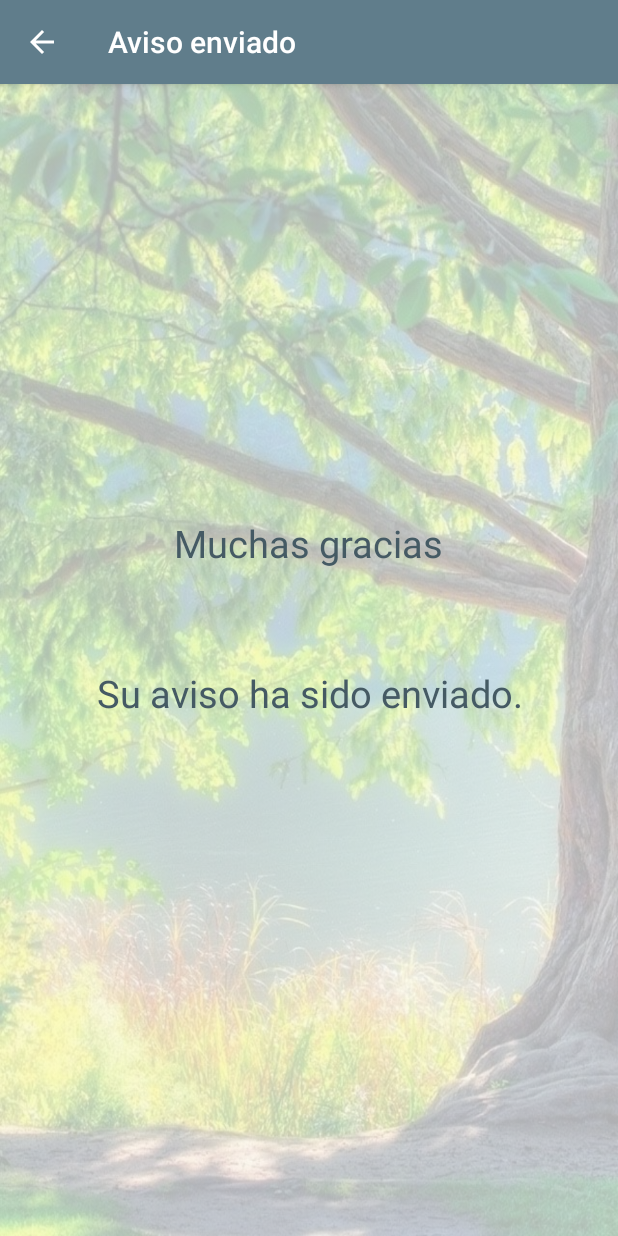
After one commit to Natlum/SaveForest, an Android app: the FinishAdviceActivity screen opened directly, with no data from a screen before it, on a phone screen of 412 x 824 dp. The commit adds this screen. Run offline under Robolectric (Android 15) with nearby library versions, the phone set to English and light mode, and no system bars.

Commit message:
Se ha añadido la actividad final para mostrar que el aviso a sido guardado

```diff
--- a/app/src/main/AndroidManifest.xml
+++ b/app/src/main/AndroidManifest.xml
@@ -90,14 +90,25 @@
             android:name=".HelpActivity"
             android:label="@string/title_activity_help"
             android:screenOrientation="portrait"
-            android:theme="@style/Theme.AppCompat.Dialog"></activity>
-        <activity android:name=".resource.GPSPositionActivity"></activity>
+            android:theme="@style/Theme.AppCompat.Dialog" />
+        <activity android:name=".resource.GPSPositionActivity" />
 
         <provider
+            android:name=".contentProviderPackage.MyContentProvider"
             android:authorities="es.jjsr.saveforest.contentProviderPackage.MyContentProvider"
-            android:name=".contentProviderPackage.MyContentProvider"
             android:enabled="true"
-            android:exported="true"/>
+            android:exported="true" />
+
+        <activity
+            android:name=".FinishAdviceActivity"
+            android:label="@string/title_activity_finish_advice"
+            android:parentActivityName=".StartActivity"
+            android:screenOrientation="portrait"
+            android:theme="@style/AppTheme.NoActionBar">
+            <meta-data
+                android:name="android.support.PARENT_ACTIVITY"
+                android:value="es.jjsr.saveforest.StartActivity" />
+        </activity>
     </application>
 
 </manifest>
--- /dev/null
+++ b/app/src/main/java/es/jjsr/saveforest/FinishAdviceActivity.java
@@ -0,0 +1,31 @@
+package es.jjsr.saveforest;
+
+import android.os.Bundle;
+import android.support.design.widget.FloatingActionButton;
+import android.support.design.widget.Snackbar;
+import android.support.v7.app.AppCompatActivity;
+import android.support.v7.widget.Toolbar;
+import android.view.View;
+import android.widget.TextView;
+
+import es.jjsr.saveforest.dto.AdviceGlobal;
+import es.jjsr.saveforest.resource.ResetAdviceGlobal;
+
+public class FinishAdviceActivity extends AppCompatActivity {
+
+    @Override
+    protected void onCreate(Bundle savedInstanceState) {
+        super.onCreate(savedInstanceState);
+        setContentView(R.layout.activity_finish_advice);
+        Toolbar toolbar = (Toolbar) findViewById(R.id.toolbar);
+        setSupportActionBar(toolbar);
+
+        getSupportActionBar().setDisplayHomeAsUpEnabled(true);
+
+        TextView textView = (TextView) findViewById(R.id.textNameFinish);
+        textView.setText(((AdviceGlobal) getApplication()).getName());
+
+        new ResetAdviceGlobal(this);
+    }
+
+}
--- a/app/src/main/java/es/jjsr/saveforest/resource/InsertAdvice.java
+++ b/app/src/main/java/es/jjsr/saveforest/resource/InsertAdvice.java
@@ -2,8 +2,10 @@ package es.jjsr.saveforest.resource;
 
 import android.app.Activity;
 import android.content.ContentResolver;
+import android.content.Intent;
 import android.widget.Toast;
 
+import es.jjsr.saveforest.FinishAdviceActivity;
 import es.jjsr.saveforest.R;
 import es.jjsr.saveforest.contentProviderPackage.AdviceProvider;
 
@@ -16,6 +18,8 @@ public class InsertAdvice {
     public InsertAdvice(Activity activity, ContentResolver solve) {
         try {
             AdviceProvider.insert(activity, solve);
+            Intent intent = new Intent(activity, FinishAdviceActivity.class);
+            activity.startActivity(intent);
             Toast.makeText(activity, activity.getString(R.string.congrat_save_advice), Toast.LENGTH_LONG).show();
         }catch (Exception e){
             Toast.makeText(activity, activity.getString(R.string.fail_save_advice), Toast.LENGTH_LONG).show();
--- /dev/null
+++ b/app/src/main/res/layout/activity_finish_advice.xml
@@ -0,0 +1,61 @@
+<?xml version="1.0" encoding="utf-8"?>
+<android.support.design.widget.CoordinatorLayout xmlns:android="http://schemas.android.com/apk/res/android"
+    xmlns:app="http://schemas.android.com/apk/res-auto"
+    xmlns:tools="http://schemas.android.com/tools"
+    android:layout_width="match_parent"
+    android:layout_height="match_parent"
+    tools:context="es.jjsr.saveforest.FinishAdviceActivity">
+
+    <ImageView
+        android:id="@+id/imageView2"
+        android:layout_width="match_parent"
+        android:layout_height="match_parent"
+        android:scaleType="fitXY"
+        android:alpha="0.3"
+        app:srcCompat="@drawable/background_end" />
+
+    <android.support.design.widget.AppBarLayout
+        android:layout_width="match_parent"
+        android:layout_height="wrap_content"
+        android:theme="@style/AppTheme.MainActivity.AppBarOverlay">
+
+        <android.support.v7.widget.Toolbar
+            android:id="@+id/toolbar"
+            android:layout_width="match_parent"
+            android:layout_height="?attr/actionBarSize"
+            android:background="?attr/colorPrimary"
+            app:popupTheme="@style/AppTheme.MainActivity.PopupOverlay" />
+
+    </android.support.design.widget.AppBarLayout>
+
+    <LinearLayout
+        android:layout_width="match_parent"
+        android:layout_height="match_parent"
+        android:gravity="center"
+        android:orientation="vertical">
+
+        <TextView
+            style="@style/MainActivityStyle"
+            android:layout_width="wrap_content"
+            android:layout_height="wrap_content"
+            android:text="@string/thanks" />
+
+        <TextView
+            android:id="@+id/textNameFinish"
+            style="@style/MainActivityStyle"
+            android:layout_width="wrap_content"
+            android:layout_height="wrap_content"
+            android:layout_marginTop="15dp"
+            android:layout_marginBottom="15dp"
+            android:text="nombre introducido" />
+
+        <TextView
+            style="@style/MainActivityStyle"
+            android:layout_width="wrap_content"
+            android:layout_height="wrap_content"
+            android:textAlignment="center"
+            android:text="@string/message_finish" />
+
+    </LinearLayout>
+
+</android.support.design.widget.CoordinatorLayout>
--- a/app/src/main/res/values/strings.xml
+++ b/app/src/main/res/values/strings.xml
@@ -74,7 +74,7 @@
     <string name="text_description">Introduce una breve descripción</string>
     <string name="button_next">Siguiente</string>
 
-    <!-- Fragment StepB Step2 -->
+    <!-- Fragment StepA Step2 -->
     <string name="title_countries">Seleccione el país</string>
     <string name="gps">Añadir la ubicación GPS</string>
     <string name="send_step_a">Enviar</string>
@@ -82,11 +82,12 @@
     <string name="permission_denied">Debe dar permisos a la aplicación o habilitar el GPS, para añadir la ubicación GPS.</string>
     <string name="validate_location">Debe añadir la ubicación</string>
     <string name="fail_load_countries">No se ha podido cargar el listado de paises.</string>
-
-    <!-- TODO: Remove or change this placeholder text -->
-    <string name="hello_blank_fragment">Hello blank fragment</string>
     <string name="tag">Aviso</string>
     <string name="fail_save_advice">No se ha guardado el aviso por un error en el proveedor de contenidos</string>
     <string name="congrat_save_advice">Se ha guardado el aviso en el proveedor de contenidos</string>
 
+    <!-- Activity FinishAdvice-->
+    <string name="title_activity_finish_advice">Aviso enviado</string>
+    <string name="message_finish">Su aviso ha sido enviado.</string>
+
 </resources>
```
